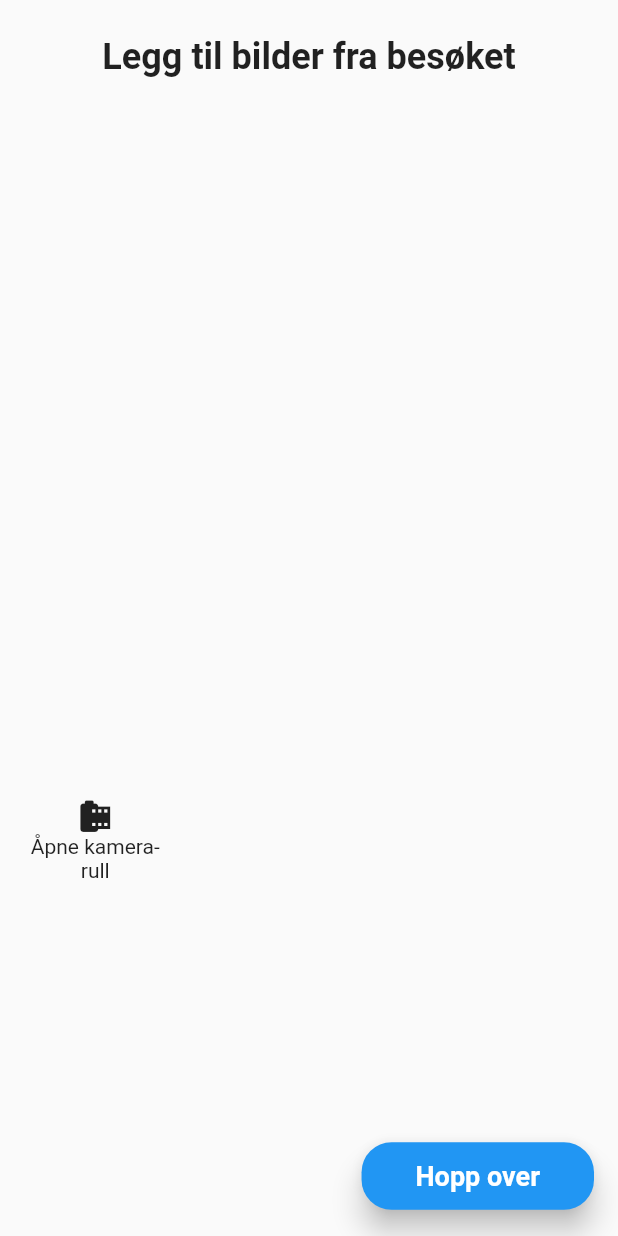
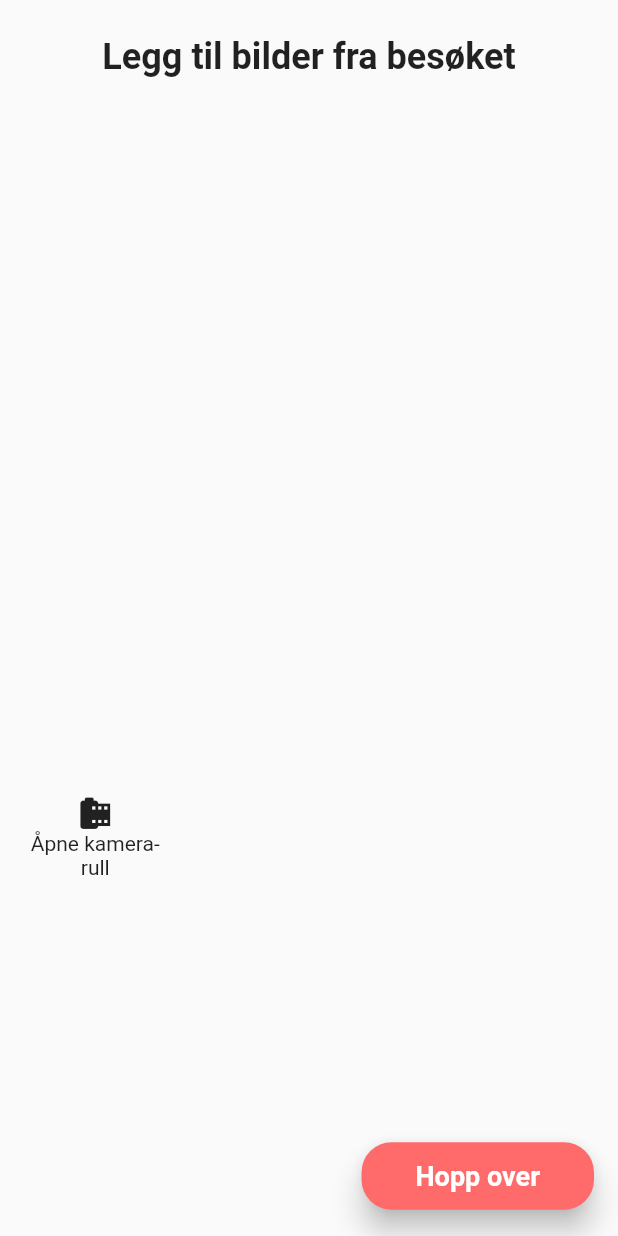
Before and after one commit to ulrikhaaland/goodie, a Flutter app: the RestaurantReviewPage widget shown alone on an empty page, opened directly, after a tap on "Hopp over", after a tap on "Tilbake", on a phone screen of 412 x 824 dp. Run offline on Flutter 3.47's test engine with Material 2 defaults, Android fonts, the phone set to English and light mode, and no system bars; our stand-ins replace cached_network_image, cloud_firestore, firebase_auth, firebase_core, image_picker, latlong2 and 3 more; missing offline and left inert: exif, flutter_google_maps_webservices, photo_manager; accounts and stored records are empty; network calls fail; statements that could not run were skipped.

Commit message:
review ++

```diff
--- a/lib/bloc/review.dart
+++ b/lib/bloc/review.dart
@@ -73,7 +73,10 @@ class RestaurantReviewProvider with ChangeNotifier {
         .map((e) => e.restaurant!)
         .toList();
 
-    for (var asset in assets.where((element) => element.restaurant == null)) {
+    final assetsCopy = List.from(assets);
+
+    for (var asset
+        in assetsCopy.where((element) => element.restaurant == null)) {
       final assetss = asset;
       final image = assetss.imageFile ?? await assetss.file;
 
--- a/lib/main.dart
+++ b/lib/main.dart
@@ -55,6 +55,14 @@ void main() async {
   );
 }
 
+const primaryColor = Color(0xFFFF6B6B); // Anchor color
+const secondaryColor = Color(0xFFFFA6A6); // Lighter shade of primary
+const accent1Color = Color(0xFFFF8D8D); // Slightly different shade of primary
+const accent2Color = Color(0xFFFF4A4A); // Darker shade of primary
+const bgColor = Color(0xFFFFF2F2); // Very light shade for background
+const textColor = Color(0xFF7B3F3F); // Dark shade for text
+const highlightColor = Color(0xFFFFB9B9); // Pastel shade for highlights
+
 class MainApp extends StatelessWidget {
   const MainApp({super.key});
 
@@ -62,7 +70,27 @@ class MainApp extends StatelessWidget {
   Widget build(BuildContext context) {
     final authProvider = Provider.of<AuthProvider>(context);
 
+    // Create a custom theme using the defined colors
+    final customTheme = ThemeData(
+      primaryColor: primaryColor,
+      colorScheme: const ColorScheme.light(
+        primary: primaryColor,
+        secondary: secondaryColor,
+        background: bgColor,
+        onBackground: textColor,
+        surface: bgColor,
+        onSurface: textColor,
+        primaryContainer: accent1Color,
+        secondaryContainer: accent2Color,
+      ),
+      buttonTheme: const ButtonThemeData(
+        buttonColor: highlightColor,
+      ),
+      // Add other theme properties if needed
+    );
+
     return MaterialApp(
+      theme: customTheme,
       home: authProvider.firebaseUser != null
           ? const HomeWithBottomNavigation()
           : const LoginPage(),
@@ -100,7 +128,7 @@ class _HomeWithBottomNavigationState extends State<HomeWithBottomNavigation> {
       bottomNavigationBar: BottomNavigationBar(
         type: BottomNavigationBarType.fixed,
         backgroundColor: Colors.white,
-        selectedItemColor: Colors.pink[300],
+        selectedItemColor: primaryColor,
         unselectedItemColor: Colors.grey[600],
         currentIndex: _selectedIndex,
         onTap: (index) {
--- a/lib/pages/review/review_page.dart
+++ b/lib/pages/review/review_page.dart
@@ -69,8 +69,7 @@ class _RestaurantReviewPageState extends State<RestaurantReviewPage>
         PageView(
           key: const Key("pageview"),
           controller: _pageController,
-          physics:
-              const NeverScrollableScrollPhysics(), // so users can't swipe between them
+          physics: const NeverScrollableScrollPhysics(),
           children: [
             RestaurantReviewPhotoPage(
               key: Key(_selectedRestaurant?.id ?? "picker"),
@@ -100,9 +99,13 @@ class _RestaurantReviewPageState extends State<RestaurantReviewPage>
               key: Key(_selectedRestaurant?.id ?? "summary"),
               reviewProvider: _reviewProvider,
               listItem: _buildRestaurantListItem(context),
+              onShareReview: () {
+                _handleOnReview();
+              },
             ),
           ],
         ),
+        if (!isKeyboardVisible(context))
           Positioned(
             bottom: 0,
             left: 0,
@@ -113,7 +116,8 @@ class _RestaurantReviewPageState extends State<RestaurantReviewPage>
               rightButtonText: _getRightButtonText(),
               hideLeftButton: _pageIndex == 0,
               hideRightButton: _pageIndex == 1 &&
-                (_selectedRestaurant == null || hasSelectedRestaurant == false),
+                  (_selectedRestaurant == null ||
+                      hasSelectedRestaurant == false),
               onLeftPressed: () {
                 _handleOnLeftPressed();
               },
@@ -147,7 +151,9 @@ class _RestaurantReviewPageState extends State<RestaurantReviewPage>
     setState(() {
       _pageIndex = _pageIndex + 1;
 
-      if (_pageIndex == 1 && _reviewProvider.selectedRestaurant != null) {
+      if (_pageIndex == 1 &&
+          _reviewProvider.selectedRestaurant != null &&
+          !hasSelectedRestaurant) {
         _pageController.jumpToPage(2);
       } else {
         _pageController.nextPage(
@@ -234,7 +240,9 @@ class _RestaurantReviewPageState extends State<RestaurantReviewPage>
     );
   }
 
-  void _handleOnReview() {}
+  void _handleOnReview() {
+    print("Review");
+  }
 
   void _handleOnCanSubmit(bool canSubmit) {
     setState(() {
@@ -253,6 +261,10 @@ class _RestaurantReviewPageState extends State<RestaurantReviewPage>
       return "Del";
     }
     return "Neste";
+  }
+
+  bool isKeyboardVisible(BuildContext context) {
+    return MediaQuery.of(context).viewInsets.bottom > 0;
   }
 }
 
--- a/lib/pages/review/review_page_buttons.dart
+++ b/lib/pages/review/review_page_buttons.dart
@@ -1,4 +1,5 @@
 import 'package:flutter/material.dart';
+import 'package:goodie/main.dart';
 
 class ReviewPageButtons extends StatefulWidget {
   final VoidCallback onLeftPressed;
@@ -72,9 +73,7 @@ class _ReviewPageButtonsState extends State<ReviewPageButtons> {
           if (widget.canSubmit == false) {
             return Colors.grey.shade300; // Disabled color
           } else {
-            return Theme.of(context)
-                .colorScheme
-                .secondary; // Use secondary color from colorScheme
+            return primaryColor; // Regular color
           }
         },
       ),
@@ -108,7 +107,7 @@ class _ReviewPageButtonsState extends State<ReviewPageButtons> {
       shape: MaterialStateProperty.all(
         RoundedRectangleBorder(
           borderRadius: BorderRadius.circular(20),
-          side: const BorderSide(color: Colors.black),
+          side: const BorderSide(color: textColor, width: 2),
         ),
       ),
       backgroundColor: MaterialStateProperty.all(Colors.white),
--- a/lib/pages/review/review_photo_page.dart
+++ b/lib/pages/review/review_photo_page.dart
@@ -34,9 +34,8 @@ class _RestaurantReviewPhotoPageState extends State<RestaurantReviewPhotoPage> {
   ValueNotifier<GoodieAsset?> get _selectedAssetNotifier =>
       widget.reviewProvider.selectedAssetNotifier;
 
-  ValueNotifier<List<GoodieAsset>> get _selectedAssetsNotifier => widget
-      .reviewProvider
-      .selectedAssetsNotifier; //widget.reviewProvider.selectedAssetsNotifier;
+  ValueNotifier<List<GoodieAsset>> get _selectedAssetsNotifier =>
+      widget.reviewProvider.selectedAssetsNotifier;
 
   Map<GoodieAsset, Uint8List> get _thumbnailCache =>
       widget.reviewProvider.thumbnailCache;
@@ -83,7 +82,7 @@ class _RestaurantReviewPhotoPageState extends State<RestaurantReviewPhotoPage> {
               backgroundColor: Colors.transparent,
               elevation: 0,
               floating: true, // Add this line
-              expandedHeight: 78,
+              expandedHeight: 76,
               flexibleSpace: FlexibleSpaceBar(
                 background: Column(
                   children: [
@@ -97,7 +96,8 @@ class _RestaurantReviewPhotoPageState extends State<RestaurantReviewPhotoPage> {
                     ),
                     SizedBox(height: 24.0),
                   ],
-              )),
+                ),
+              ),
             ),
             SliverPersistentHeader(
               pinned: true,
--- a/lib/pages/review/review_rating_page.dart
+++ b/lib/pages/review/review_rating_page.dart
@@ -1,4 +1,5 @@
 import 'package:flutter/material.dart';
+import 'package:goodie/main.dart';
 import 'package:provider/provider.dart';
 
 import '../../bloc/auth.dart';
@@ -34,12 +35,13 @@ class _RestaurantReviewReviewState extends State<RestaurantReviewRatingPage> {
   @override
   Widget build(BuildContext context) {
     return Padding(
-      padding: const EdgeInsets.only(top: 16, left: 16, right: 16, bottom: 64),
+      padding: const EdgeInsets.only(left: 16, right: 16, bottom: 64),
       child: SizedBox(
         height: MediaQuery.of(context).size.height - 136,
         child: Column(
           children: [
             widget.listItem,
+            const SizedBox(height: 6),
             _buildDineInOrTakeout(),
             const SizedBox(height: 20),
             Flexible(
@@ -168,9 +170,7 @@ class _RestaurantReviewReviewState extends State<RestaurantReviewRatingPage> {
                     ),
                   ),
                   backgroundColor: MaterialStateProperty.all(
-                    review.dineIn
-                        ? Theme.of(context).primaryColor
-                        : Colors.grey[200],
+                    review.dineIn ? accent1Color : Colors.grey[200],
                   ),
                 ),
                 onPressed: () {
@@ -199,9 +199,7 @@ class _RestaurantReviewReviewState extends State<RestaurantReviewRatingPage> {
                     ),
                   ),
                   backgroundColor: MaterialStateProperty.all(
-                    !review.dineIn
-                        ? Theme.of(context).primaryColor
-                        : Colors.grey[200],
+                    !review.dineIn ? accent1Color : Colors.grey[200],
                   ),
                 ),
                 onPressed: () {
@@ -239,7 +237,7 @@ class _RestaurantReviewReviewState extends State<RestaurantReviewRatingPage> {
           review.ratingPackaging != null;
     }
 
-    if (_canSubmit != canSubmit) widget.onCanSubmit(canSubmit);
+    widget.onCanSubmit(canSubmit);
 
     if (canSubmit) {
       review.ratingOverall = _computeOverallRating();
--- a/lib/pages/review/review_select_page.dart
+++ b/lib/pages/review/review_select_page.dart
@@ -1,5 +1,6 @@
 import 'package:cached_network_image/cached_network_image.dart';
 import 'package:flutter/material.dart';
+import 'package:goodie/main.dart';
 import 'package:provider/provider.dart';
 
 import '../../../model/restaurant.dart';
@@ -135,7 +136,7 @@ class _ResturantReviewSelectPageState extends State<ResturantReviewSelectPage>
                 width: 1.0,
               ),
             ),
-            margin: EdgeInsets.symmetric(vertical: 4.0),
+            margin: const EdgeInsets.symmetric(vertical: 4.0),
             color: Colors.grey[50], // subtle off-white
             child: _listTileContent(restaurant),
           )
@@ -197,8 +198,7 @@ class _ResturantReviewSelectPageState extends State<ResturantReviewSelectPage>
                             (restaurant.categories.first == category
                                 ? ", "
                                 : ""),
-                        style: const TextStyle(
-                            fontSize: 12, color: Colors.blueAccent),
+                        style: const TextStyle(fontSize: 12, color: textColor),
                       ))
                   .toList(),
             ],
--- a/lib/pages/review/review_summary_page.dart
+++ b/lib/pages/review/review_summary_page.dart
@@ -19,8 +19,9 @@ class RestaurantReviewSummaryPage extends StatefulWidget {
 }
 
 class _RestaurantReviewSummaryPageState
-    extends State<RestaurantReviewSummaryPage> {
+    extends State<RestaurantReviewSummaryPage> with WidgetsBindingObserver {
   final TextEditingController _commentController = TextEditingController();
+  final ScrollController _scrollController = ScrollController();
 
   RestaurantReviewProvider get provider => widget.reviewProvider;
 
@@ -28,28 +29,48 @@ class _RestaurantReviewSummaryPageState
 
   @override
   void initState() {
+    super.initState();
+
     _commentController.text = review.description ?? "";
     _commentController.addListener(() {
       review.description = _commentController.text;
     });
-    super.initState();
+
+    WidgetsBinding.instance.addObserver(this);
+  }
+
+  @override
+  void didChangeMetrics() {
+    _scrollToBottom();
+  }
+
+  void _scrollToBottom() {
+    _scrollController.jumpTo(_scrollController.position.maxScrollExtent);
   }
 
   @override
   void dispose() {
     _commentController.dispose();
+    _scrollController.dispose();
+    WidgetsBinding.instance.removeObserver(this);
     super.dispose();
   }
 
   @override
   Widget build(BuildContext context) {
     return SingleChildScrollView(
+      controller: _scrollController,
       child: Padding(
-        padding: const EdgeInsets.all(16.0),
+        padding: const EdgeInsets.only(
+          left: 16.0,
+          right: 16.0,
+          bottom: 84.0,
+        ),
         child: Column(
           crossAxisAlignment: CrossAxisAlignment.start,
           children: [
             widget.listItem,
+            const SizedBox(height: 1),
             // Display selected images
             if (provider.selectedAssetsNotifier.value.isNotEmpty) ...[
               SizedBox(
```
Also changed, not shown: lib/pages/home.dart (+11 -5 lines), lib/pages/review/review_rate.dart (+21 -11 lines). Lines whose indentation alone changed are shown as unchanged.
